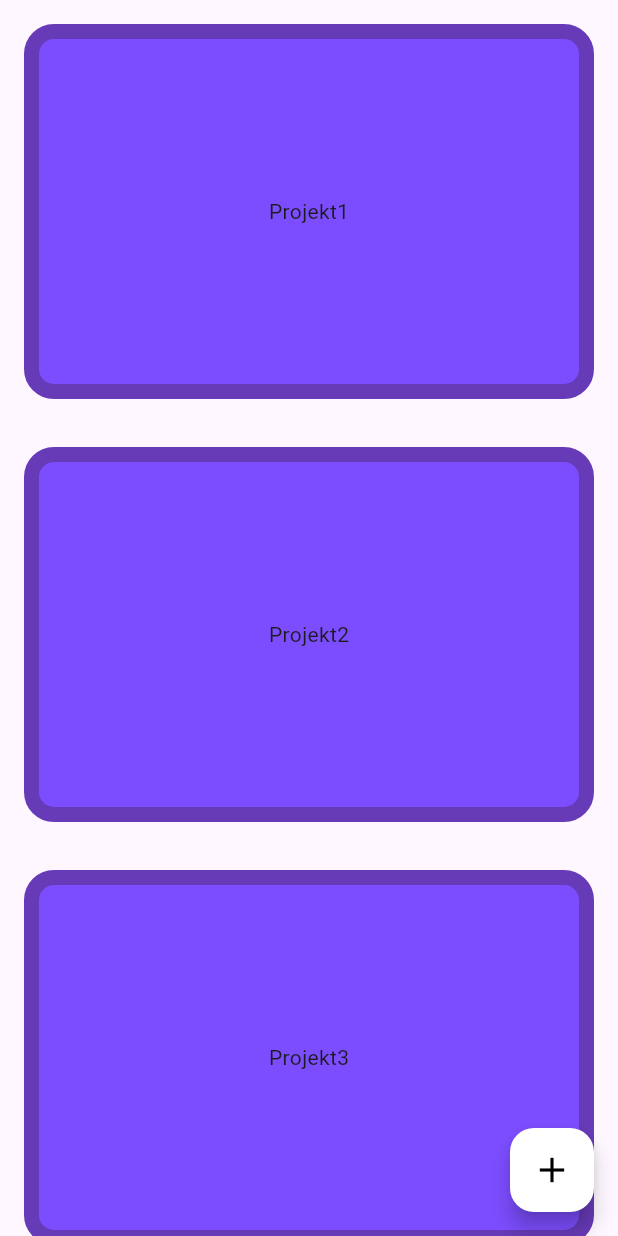
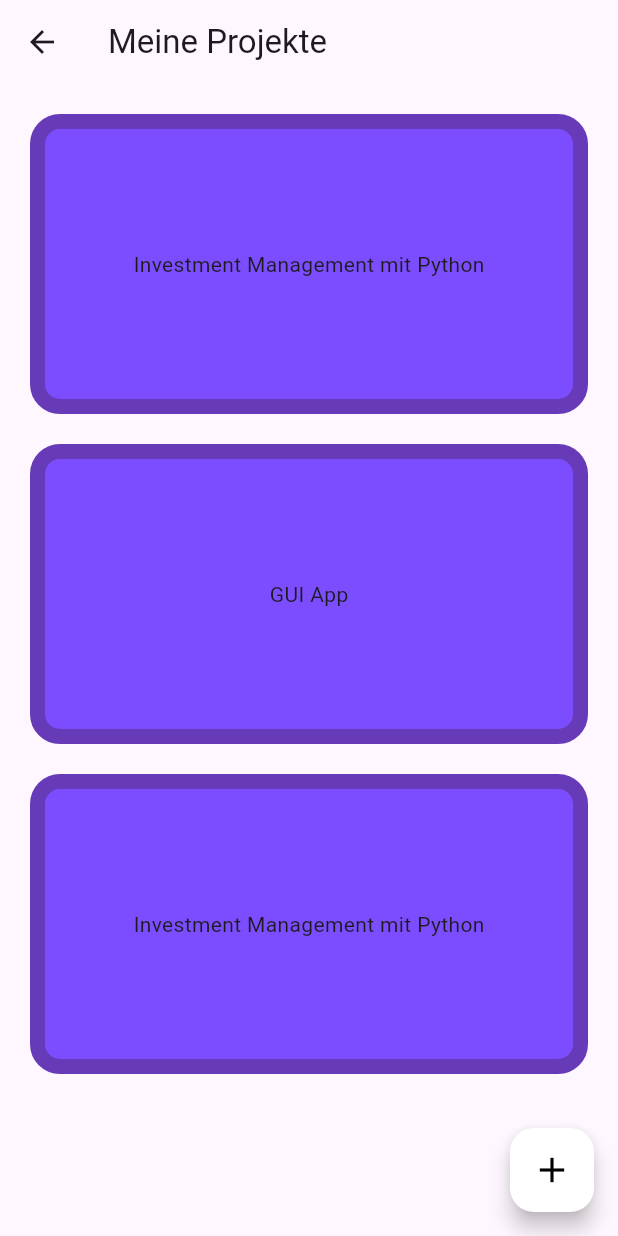
Before and after one commit to PlesSGavranom/portfolio_5283916, a Flutter app: the Page5 screen opened directly, on a phone screen of 412 x 824 dp. Run offline on Flutter 3.47's test engine with Material 3 defaults, Android fonts, the phone set to English and light mode, and no system bars.

Commit message:
dart fix

```diff
--- a/lib/main.dart
+++ b/lib/main.dart
@@ -56,7 +56,7 @@
             _selectedIndex = index;
           });
         },
-        children: const <Widget>[
+        children: <Widget>[
           Page1(),
           Page2(),
           Page3(),
--- a/lib/pages/page5.dart
+++ b/lib/pages/page5.dart
@@ -1,80 +1,29 @@
 import 'package:flutter/material.dart';
 import 'package:portfolio_5283916/pages/projekterstellung.dart';
+import 'package:portfolio_5283916/util/projekt_tile.dart';
 
 class Page5 extends StatelessWidget {
-  const Page5({super.key});
+   Page5({super.key});
+
+  List projektListe = [
+    ["Investment Management mit Python", "Zertifikat"],
+    ["GUI App", "Projekt"],
+    ["Investment Management mit Python", "Zertifikat"],
+  ];
 
   @override
   Widget build(BuildContext context) {
     return Scaffold(
-      //appBar: AppBar(title: const Text('Meine Projekte')),
-      body: SingleChildScrollView(
-          child: Column(
-        children: [
-          InkWell(
-            child: Container(
-              margin: const EdgeInsets.all(16),
-              width: double.infinity,
-              height: 250,
-              decoration: BoxDecoration(
-                color: Colors.deepPurpleAccent,
-                borderRadius: BorderRadius.circular(20),
-                border: Border.all(width: 10, color: Colors.deepPurple)
-              ),
-              child: const Center(
-                child: Text('Projekt1'),
-              ),
-            ),
-            onTap: () {},
-          ),
-          InkWell(
-            child: Container(
-              margin: const EdgeInsets.all(16),
-              width: double.infinity,
-              height: 250,
-              decoration: BoxDecoration(
-                  color: Colors.deepPurpleAccent,
-                  borderRadius: BorderRadius.circular(20),
-                  border: Border.all(width: 10, color: Colors.deepPurple)
-              ),
-              child: const Center(
-                child: Text('Projekt2'),
-              ),
-            ),
-            onTap: () {},
-          ),
-          InkWell(
-            child: Container(
-              margin: const EdgeInsets.all(16),
-              width: double.infinity,
-              height: 250,
-              decoration: BoxDecoration(
-                  color: Colors.deepPurpleAccent,
-                  borderRadius: BorderRadius.circular(20),
-                  border: Border.all(width: 10, color: Colors.deepPurple)
-              ),
-              child: const Center(
-                child: Text('Projekt3'),
-              ),
-            ),
-            onTap: () {},
-          ),
-          InkWell(
-            child: Container(
-              margin: const EdgeInsets.all(16),
-              width: double.infinity,
-              height: 250,
-              decoration: BoxDecoration(
-                  color: Colors.deepPurpleAccent,
-                  borderRadius: BorderRadius.circular(20),
-                  border: Border.all(width: 10, color: Colors.deepPurple)
-              ),
-              child: const Center(
-                child: Text('Projekt4'),
-              ),
-            ),
-          ),
-        ],
+      appBar: AppBar(title: const Text('Meine Projekte')),
+      body: Flexible(
+        child: ListView.builder(
+            itemCount: projektListe.length,
+            itemBuilder: (context, index) {
+              return ProjektTile(
+                projektnm: projektListe[index][0],
+                projektbes: projektListe[index][1],
+              );
+          }
       ),
       ),
 
--- /dev/null
+++ b/lib/util/projekt_tile.dart
@@ -0,0 +1,28 @@
+import 'package:flutter/material.dart';
+
+class ProjektTile extends StatelessWidget{
+
+  final String projektnm;
+  final String projektbes;
+
+ ProjektTile({super.key, required this.projektnm, required this.projektbes});
+  @override
+  Widget build(BuildContext context){
+    return InkWell(
+      child: Container(
+        margin: const EdgeInsets.only(left: 20.0, right: 20.0, top: 20.0),
+        width: double.infinity,
+        height: 200,
+        decoration: BoxDecoration(
+            color: Colors.deepPurpleAccent,
+            borderRadius: BorderRadius.circular(20),
+            border: Border.all(width: 10, color: Colors.deepPurple)
+        ),
+        child: Center(
+          child: Text(projektnm),
+        ),
+      ),
+      onTap: () {},
+    );
+  }
+}
```
